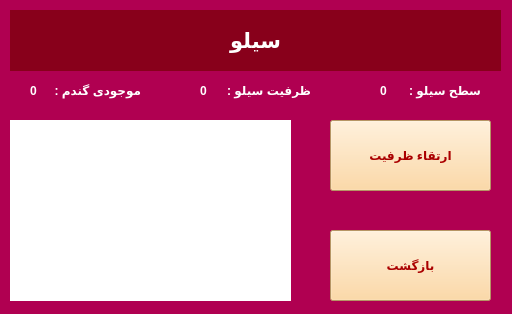
First picture: the form in Siloo.ui, repository Mahdi-Ghasemii/AP_Project, before the edit.
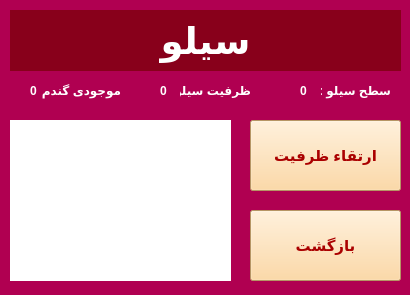
Second picture: the form after the edit. Icons and pictures are not drawn.

What changed in the file:
```diff
--- a/Siloo.ui
+++ b/Siloo.ui
@@ -6,8 +6,8 @@
    <rect>
     <x>0</x>
     <y>0</y>
-    <width>512</width>
-    <height>314</height>
+    <width>410</width>
+    <height>295</height>
    </rect>
   </property>
   <property name="windowTitle">
@@ -16,30 +16,6 @@
   <property name="styleSheet">
    <string notr="true">background-color: rgb(176, 0, 81);</string>
   </property>
-  <widget class="QLabel" name="label">
-   <property name="geometry">
-    <rect>
-     <x>10</x>
-     <y>10</y>
-     <width>491</width>
-     <height>61</height>
-    </rect>
-   </property>
-   <property name="font">
-    <font>
-     <pointsize>12</pointsize>
-     <weight>75</weight>
-     <bold>true</bold>
-    </font>
-   </property>
-   <property name="styleSheet">
-    <string notr="true">color: rgb(255, 255, 255);
-background-color: rgb(136, 0, 27);</string>
-   </property>
-   <property name="text">
-    <string>&lt;html&gt;&lt;head/&gt;&lt;body&gt;&lt;p align=&quot;center&quot;&gt;&lt;span style=&quot; font-size:16pt; font-weight:600;&quot;&gt;سیلو&lt;/span&gt;&lt;/p&gt;&lt;/body&gt;&lt;/html&gt;</string>
-   </property>
-  </widget>
   <widget class="QLabel" name="Gandom_Available">
    <property name="geometry">
     <rect>
@@ -67,8 +43,8 @@
     <rect>
      <x>10</x>
      <y>120</y>
-     <width>281</width>
-     <height>181</height>
+     <width>221</width>
+     <height>161</height>
     </rect>
    </property>
    <property name="styleSheet">
@@ -88,9 +64,9 @@
   <widget class="QLabel" name="label_19">
    <property name="geometry">
     <rect>
-     <x>400</x>
+     <x>320</x>
      <y>80</y>
-     <width>81</width>
+     <width>71</width>
      <height>21</height>
     </rect>
    </property>
@@ -110,12 +86,19 @@
   <widget class="QPushButton" name="Return_to_Farm">
    <property name="geometry">
     <rect>
-     <x>330</x>
-     <y>230</y>
-     <width>161</width>
+     <x>250</x>
+     <y>210</y>
+     <width>151</width>
      <height>71</height>
     </rect>
    </property>
+   <property name="font">
+    <font>
+     <pointsize>11</pointsize>
+     <weight>75</weight>
+     <bold>true</bold>
+    </font>
+   </property>
    <property name="styleSheet">
     <string notr="true">font-weight: bold;
 background-color: rgb(255, 208, 141);
@@ -129,7 +112,7 @@
   <widget class="QLabel" name="Siloo_Capacity">
    <property name="geometry">
     <rect>
-     <x>200</x>
+     <x>160</x>
      <y>80</y>
      <width>21</width>
      <height>21</height>
@@ -151,9 +134,9 @@
   <widget class="QLabel" name="label_5">
    <property name="geometry">
     <rect>
-     <x>50</x>
+     <x>40</x>
      <y>80</y>
-     <width>91</width>
+     <width>81</width>
      <height>20</height>
     </rect>
    </property>
@@ -173,12 +156,19 @@
   <widget class="QPushButton" name="Upgrade_Siloo">
    <property name="geometry">
     <rect>
-     <x>330</x>
+     <x>250</x>
      <y>120</y>
-     <width>161</width>
+     <width>151</width>
      <height>71</height>
     </rect>
    </property>
+   <property name="font">
+    <font>
+     <pointsize>11</pointsize>
+     <weight>75</weight>
+     <bold>true</bold>
+    </font>
+   </property>
    <property name="styleSheet">
     <string notr="true">font-weight: bold;
 background-color: rgb(255, 208, 141);
@@ -192,9 +182,9 @@
   <widget class="QLabel" name="label_21">
    <property name="geometry">
     <rect>
-     <x>220</x>
+     <x>180</x>
      <y>80</y>
-     <width>91</width>
+     <width>71</width>
      <height>21</height>
     </rect>
    </property>
@@ -214,7 +204,7 @@
   <widget class="QLabel" name="Siloo_Level">
    <property name="geometry">
     <rect>
-     <x>380</x>
+     <x>300</x>
      <y>80</y>
      <width>21</width>
      <height>21</height>
@@ -233,6 +223,33 @@
     <string>0</string>
    </property>
   </widget>
+  <widget class="QLabel" name="label">
+   <property name="geometry">
+    <rect>
+     <x>10</x>
+     <y>10</y>
+     <width>391</width>
+     <height>61</height>
+    </rect>
+   </property>
+   <property name="font">
+    <font>
+     <pointsize>28</pointsize>
+     <weight>75</weight>
+     <bold>true</bold>
+    </font>
+   </property>
+   <property name="styleSheet">
+    <string notr="true">color: rgb(255, 255, 255);
+background-color: rgb(136, 0, 27);</string>
+   </property>
+   <property name="text">
+    <string>سیلو</string>
+   </property>
+   <property name="alignment">
+    <set>Qt::AlignCenter</set>
+   </property>
+  </widget>
  </widget>
  <resources>
   <include location="resource.qrc"/>
```
